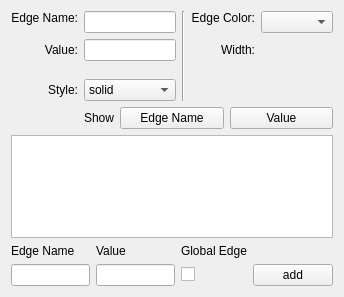
KDE/gluon, file creator/plugins/kparts/codeeditorpart/Interface/EdgePropertiesWidget.ui: the form before one commit.
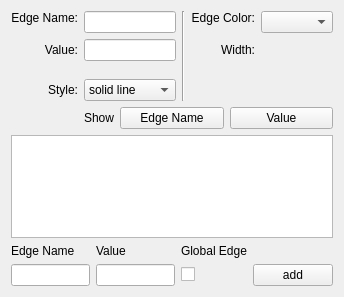
The form after the commit. Custom widgets are drawn as their Qt base class.

Commit message: fixed last two ui issues.

Diff of the .ui file:
```diff
--- a/creator/plugins/kparts/codeeditorpart/Interface/EdgePropertiesWidget.ui
+++ b/creator/plugins/kparts/codeeditorpart/Interface/EdgePropertiesWidget.ui
@@ -62,7 +62,7 @@
      </property>
      <item>
       <property name="text">
-       <string>solid</string>
+       <string>solid line</string>
       </property>
      </item>
      <item>
```
The commit also changes 1 other file.
